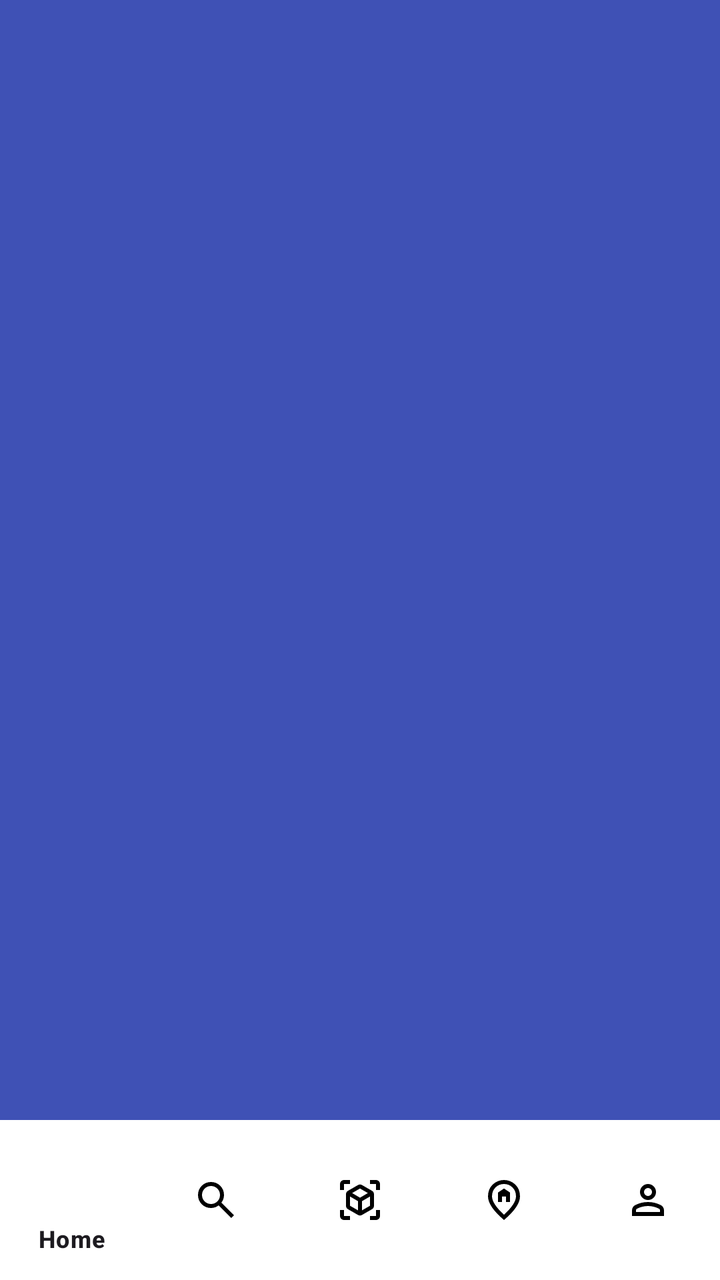
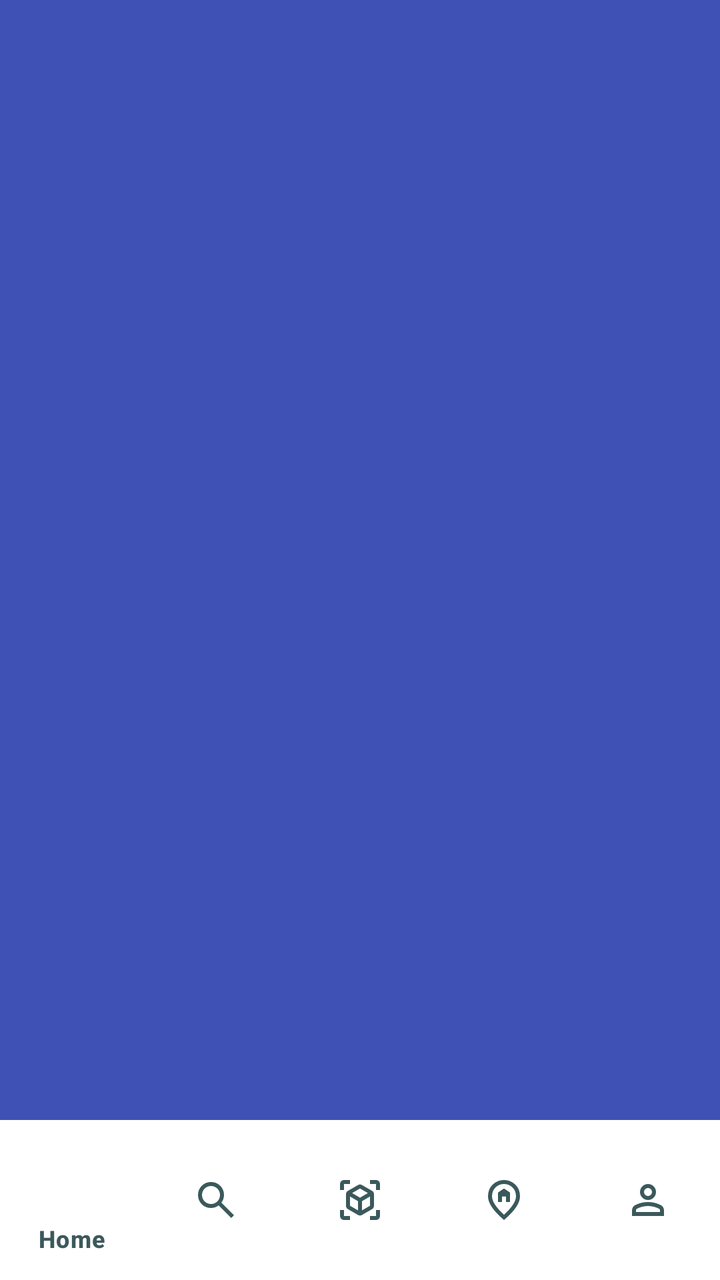

Screens rendered from an Android XML layout before and after an edit, with the pre-edit source and the edit as a unified diff.
<!-- AndroidManifest.xml: application theme Theme.Furniture -->
<!-- res/layout/activity_main_screen.xml -->
<?xml version="1.0" encoding="utf-8"?>
<androidx.constraintlayout.widget.ConstraintLayout xmlns:android="http://schemas.android.com/apk/res/android"
    xmlns:app="http://schemas.android.com/apk/res-auto"
    xmlns:tools="http://schemas.android.com/tools"
    android:id="@+id/main"
    android:layout_width="match_parent"
    android:layout_height="match_parent"
    tools:context=".MainScreen">

    <FrameLayout
        android:id="@+id/content_frame"
        android:layout_width="0dp"
        android:layout_height="0dp"
        android:background="#3F51B5"
        app:layout_constraintBottom_toTopOf="@+id/bottomNavigation"
        app:layout_constraintEnd_toEndOf="parent"
        app:layout_constraintHorizontal_bias="0.0"
        app:layout_constraintStart_toStartOf="parent"
        app:layout_constraintTop_toTopOf="parent"
        app:layout_constraintVertical_bias="0.0">
    </FrameLayout>

    <com.google.android.material.bottomnavigation.BottomNavigationView
        android:id="@+id/bottomNavigation"
        android:layout_width="match_parent"
        android:layout_height="wrap_content"
        android:background="@drawable/bottom_background"
        app:layout_constraintBottom_toBottomOf="parent"
        app:layout_constraintEnd_toEndOf="parent"
        app:layout_constraintStart_toStartOf="parent"
        app:itemRippleColor="@android:color/transparent"
        app:menu="@menu/bottom_menu"
        app:itemIconTint="@drawable/item_selector"/>
</androidx.constraintlayout.widget.ConstraintLayout>
<!-- resources referenced by this layout -->
<resources>
  <!-- drawable bottom_background (drawable) -->
  <?xml version="1.0" encoding="utf-8"?>
  <shape xmlns:android="http://schemas.android.com/apk/res/android">
      <solid android:color="@color/white"/>
  </shape>
  <!-- drawable item_selector (drawable) -->
  <?xml version="1.0" encoding="utf-8"?>
  <selector xmlns:android="http://schemas.android.com/apk/res/android">
      <item
          android:state_selected="true"
          android:color="@color/white"/>
      <item
          android:state_selected="false"
          android:color="@color/black"/>
  </selector>
  <style name="Theme.Furniture" parent="Base.Theme.Furniture" />
  <color name="white">#FFFFFFFF</color>
  <color name="black">#FF000000</color>
  <style name="Base.Theme.Furniture" parent="Theme.Material3.DayNight.NoActionBar">
          
          
          <item name="cornerSize">50%</item>
      </style>
</resources>

<!-- the commit's change to res/layout/activity_main_screen.xml (unified diff, before → after) -->
@@ -12,6 +12,7 @@
         android:layout_width="0dp"
         android:layout_height="0dp"
         android:background="#3F51B5"
+        android:paddingTop="36dp"
         app:layout_constraintBottom_toTopOf="@+id/bottomNavigation"
         app:layout_constraintEnd_toEndOf="parent"
         app:layout_constraintHorizontal_bias="0.0"
@@ -29,6 +30,7 @@
         app:layout_constraintEnd_toEndOf="parent"
         app:layout_constraintStart_toStartOf="parent"
         app:itemRippleColor="@android:color/transparent"
+        app:itemTextColor="@color/color_root"
         app:menu="@menu/bottom_menu"
         app:itemIconTint="@drawable/item_selector"/>
 </androidx.constraintlayout.widget.ConstraintLayout>
<!-- resource entries referenced after the edit -->
@@ -1,5 +1,6 @@
 <!-- resources referenced by this layout -->
 <resources>
+  <color name="color_root">#3b595b</color>
   <!-- drawable bottom_background (drawable) -->
   <?xml version="1.0" encoding="utf-8"?>
   <shape xmlns:android="http://schemas.android.com/apk/res/android">
@@ -13,11 +14,10 @@
           android:color="@color/white"/>
       <item
           android:state_selected="false"
-          android:color="@color/black"/>
+          android:color="@color/color_root"/>
   </selector>
   <style name="Theme.Furniture" parent="Base.Theme.Furniture" />
   <color name="white">#FFFFFFFF</color>
-  <color name="black">#FF000000</color>
   <style name="Base.Theme.Furniture" parent="Theme.Material3.DayNight.NoActionBar">
           
           
